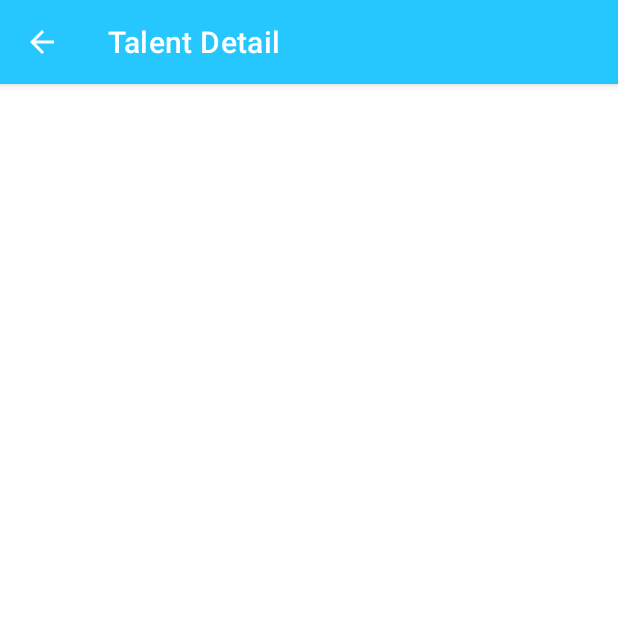
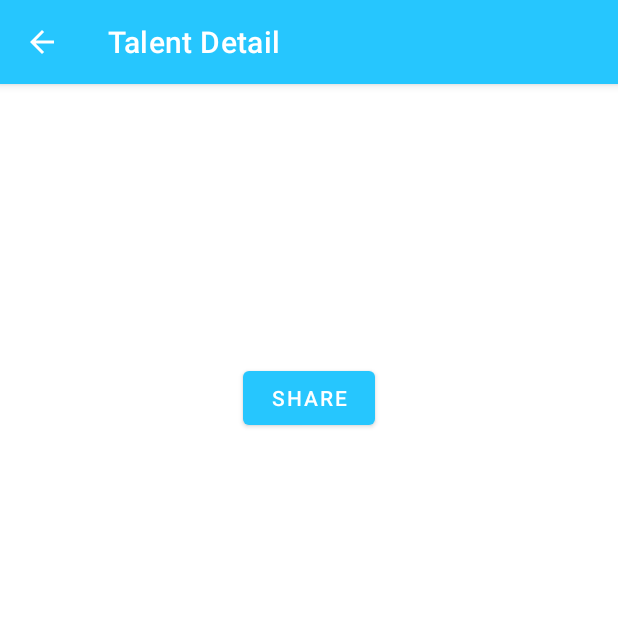
Before and after one commit to Pujiarto-Tri/HololiveTalent_dicoding_submission, an Android app: the TalentDetailActivity screen opened directly, with no data from a screen before it, on a phone screen of 412 x 824 dp, the top half of it. Run offline under Robolectric (Android 15) with nearby library versions, the phone set to English and light mode, and no system bars.

Commit message:
added share button on talent detail

```diff
--- a/app/src/main/java/com/pujiarto/hololivetalent/AboutActivity.kt
+++ b/app/src/main/java/com/pujiarto/hololivetalent/AboutActivity.kt
@@ -1,6 +1,8 @@
 package com.pujiarto.hololivetalent
 
 import android.os.Bundle
+import android.widget.ImageView
+import android.widget.TextView
 import androidx.appcompat.app.AppCompatActivity
 
 class AboutActivity : AppCompatActivity() {
@@ -11,6 +13,9 @@ class AboutActivity : AppCompatActivity() {
         super.onCreate(savedInstanceState)
         setContentView(R.layout.activity_about)
         setActionBarTitle(title)
+
+        val imgProfile : ImageView = findViewById(R.id.img_profile)
+        imgProfile.setImageResource(R.drawable.about_picture)
 
     }
     private fun setActionBarTitle(title: String) {
--- a/app/src/main/java/com/pujiarto/hololivetalent/TalentDetailActivity.kt
+++ b/app/src/main/java/com/pujiarto/hololivetalent/TalentDetailActivity.kt
@@ -1,6 +1,8 @@
 package com.pujiarto.hololivetalent
 
+import android.content.Intent
 import android.os.Bundle
+import android.widget.Button
 import android.widget.ImageView
 import android.widget.TextView
 import androidx.appcompat.app.AppCompatActivity
@@ -39,6 +41,15 @@ class TalentDetailActivity : AppCompatActivity() {
         talentUnit.text = unit
         talentImg.setImageResource(talentPhoto)
         talentDescription.text = description
+
+        val actionShareButton : Button = findViewById(R.id.action_share)
+        actionShareButton.setOnClickListener{
+            val actionShareIntent = Intent()
+            actionShareIntent.action = Intent.ACTION_SEND
+            actionShareIntent.putExtra(Intent.EXTRA_TEXT,"Share this page")
+            actionShareIntent.type = "text/plain"
+            startActivity(Intent.createChooser(actionShareIntent, "Share"))
+        }
     }
     private fun setActionBarTitle(title: String) {
         supportActionBar?.title = title
--- a/app/src/main/res/layout/activity_talent_detail.xml
+++ b/app/src/main/res/layout/activity_talent_detail.xml
@@ -61,4 +61,14 @@
         app:layout_constraintTop_toBottomOf="@+id/nameTalentDetail"
         tools:text="@tools:sample/lorem" />
 
+    <Button
+        android:id="@+id/action_share"
+        android:layout_width="wrap_content"
+        android:layout_height="wrap_content"
+        android:layout_marginTop="16dp"
+        android:text="@string/share"
+        app:layout_constraintEnd_toEndOf="parent"
+        app:layout_constraintStart_toStartOf="parent"
+        app:layout_constraintTop_toBottomOf="@+id/descriptionTalentDetail" />
+
 </androidx.constraintlayout.widget.ConstraintLayout>
```
Also changed, not shown: app/src/main/res/layout/activity_about.xml (+11 -3 lines).
